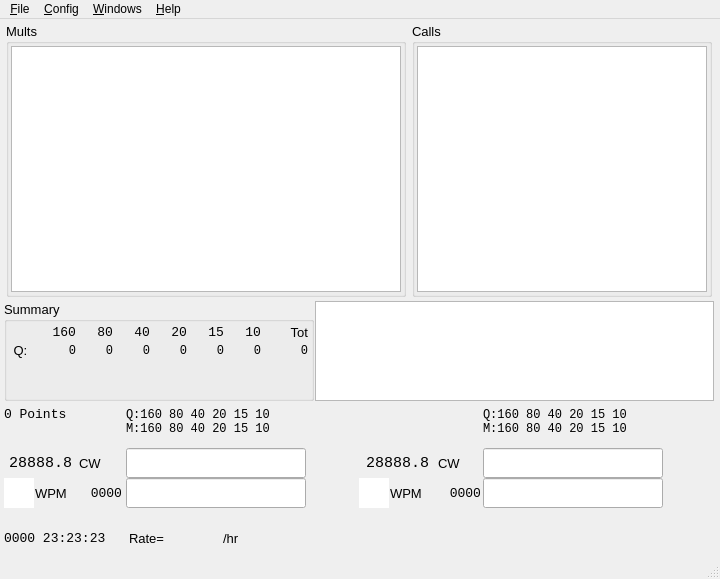
Before: the Qt Designer form so2sdr/so2sdr.ui in n4ogw/so2sdr, drawn with Qt 5.
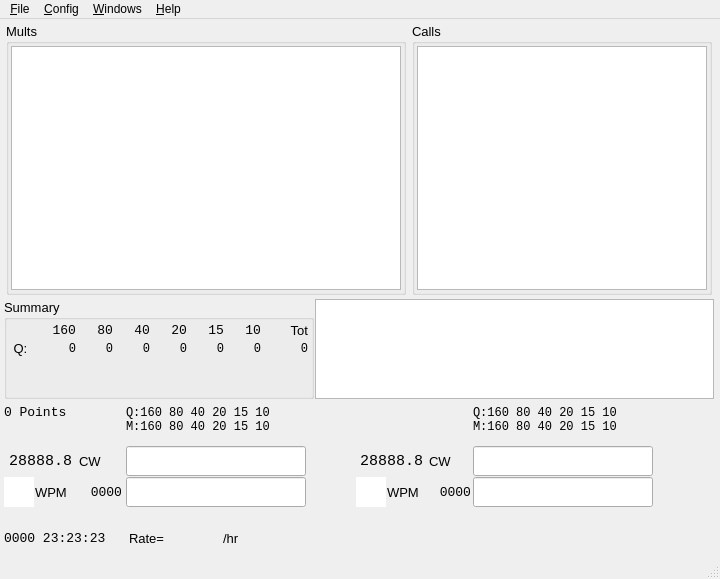
After: the same form once the commit is applied. Custom widgets are drawn as their Qt base class.

Commit message: 1. check exchange continuously as it is entered, updating multiplier    status 2. display checkmark beside exchange when it is valid

```diff
--- a/so2sdr/so2sdr.ui
+++ b/so2sdr/so2sdr.ui
@@ -1138,6 +1138,52 @@
         <property name="spacing">
          <number>0</number>
         </property>
+        <item row="4" column="8">
+         <spacer name="horizontalSpacer_4">
+          <property name="orientation">
+           <enum>Qt::Horizontal</enum>
+          </property>
+          <property name="sizeType">
+           <enum>QSizePolicy::Expanding</enum>
+          </property>
+          <property name="sizeHint" stdset="0">
+           <size>
+            <width>50</width>
+            <height>20</height>
+           </size>
+          </property>
+         </spacer>
+        </item>
+        <item row="4" column="2">
+         <widget class="QLineEdit" name="lineEditExchange1">
+          <property name="sizePolicy">
+           <sizepolicy hsizetype="Fixed" vsizetype="Fixed">
+            <horstretch>0</horstretch>
+            <verstretch>0</verstretch>
+           </sizepolicy>
+          </property>
+          <property name="minimumSize">
+           <size>
+            <width>180</width>
+            <height>30</height>
+           </size>
+          </property>
+          <property name="maximumSize">
+           <size>
+            <width>180</width>
+            <height>30</height>
+           </size>
+          </property>
+          <property name="font">
+           <font>
+            <pointsize>12</pointsize>
+           </font>
+          </property>
+          <property name="maxLength">
+           <number>32</number>
+          </property>
+         </widget>
+        </item>
         <item row="3" column="1">
          <spacer name="horizontalSpacer">
           <property name="orientation">
@@ -1184,7 +1230,7 @@
           </property>
          </widget>
         </item>
-        <item row="3" column="3">
+        <item row="3" column="4">
          <spacer name="horizontalSpacer_3">
           <property name="orientation">
            <enum>Qt::Horizontal</enum>
@@ -1200,7 +1246,7 @@
           </property>
          </spacer>
         </item>
-        <item row="4" column="3">
+        <item row="4" column="4">
          <spacer name="horizontalSpacer_5">
           <property name="orientation">
            <enum>Qt::Horizontal</enum>
@@ -1216,7 +1262,7 @@
           </property>
          </spacer>
         </item>
-        <item row="3" column="5">
+        <item row="3" column="6">
          <widget class="QLineEdit" name="lineEditCall2">
           <property name="sizePolicy">
            <sizepolicy hsizetype="Fixed" vsizetype="Fixed">
@@ -1243,7 +1289,7 @@
           </property>
          </widget>
         </item>
-        <item row="4" column="5">
+        <item row="4" column="6">
          <widget class="QLineEdit" name="lineEditExchange2">
           <property name="sizePolicy">
            <sizepolicy hsizetype="Fixed" vsizetype="Fixed">
@@ -1270,26 +1316,10 @@
           </property>
          </widget>
         </item>
-        <item row="6" column="5">
+        <item row="6" column="6">
          <layout class="QHBoxLayout" name="horizontalLayout"/>
         </item>
-        <item row="4" column="6">
-         <spacer name="horizontalSpacer_4">
-          <property name="orientation">
-           <enum>Qt::Horizontal</enum>
-          </property>
-          <property name="sizeType">
-           <enum>QSizePolicy::Expanding</enum>
-          </property>
-          <property name="sizeHint" stdset="0">
-           <size>
-            <width>50</width>
-            <height>20</height>
-           </size>
-          </property>
-         </spacer>
-        </item>
-        <item row="5" column="3">
+        <item row="5" column="4">
          <widget class="QLabel" name="labelBearing1">
           <property name="sizePolicy">
            <sizepolicy hsizetype="Fixed" vsizetype="Fixed">
@@ -1319,7 +1349,7 @@
           </property>
          </widget>
         </item>
-        <item row="5" column="6">
+        <item row="5" column="8">
          <widget class="QLabel" name="labelBearing2">
           <property name="sizePolicy">
            <sizepolicy hsizetype="Fixed" vsizetype="Fixed">
@@ -1411,7 +1441,7 @@
           </property>
          </widget>
         </item>
-        <item row="1" column="5">
+        <item row="1" column="6">
          <widget class="QLabel" name="Mult2Label">
           <property name="sizePolicy">
            <sizepolicy hsizetype="Fixed" vsizetype="Fixed">
@@ -1473,7 +1503,7 @@
           </property>
          </widget>
         </item>
-        <item row="0" column="5">
+        <item row="0" column="6">
          <widget class="QLabel" name="Qso2Label">
           <property name="sizePolicy">
            <sizepolicy hsizetype="Fixed" vsizetype="Fixed">
@@ -1696,7 +1726,7 @@
           </item>
          </layout>
         </item>
-        <item row="4" column="4">
+        <item row="4" column="5">
          <layout class="QHBoxLayout" name="horizontalLayout_6">
           <property name="spacing">
            <number>1</number>
@@ -1881,7 +1911,7 @@
           </item>
          </layout>
         </item>
-        <item row="3" column="4">
+        <item row="3" column="5">
          <layout class="QHBoxLayout" name="horizontalLayout_9">
           <item>
            <widget class="QLabel" name="FreqDisplay2">
@@ -1946,7 +1976,7 @@
           </item>
          </layout>
         </item>
-        <item row="5" column="4">
+        <item row="5" column="5">
          <widget class="QLabel" name="Sun2Label">
           <property name="font">
            <font>
@@ -2013,7 +2043,7 @@
           </property>
          </widget>
         </item>
-        <item row="2" column="5">
+        <item row="2" column="6">
          <widget class="QLabel" name="Mult2Label2">
           <property name="sizePolicy">
            <sizepolicy hsizetype="Fixed" vsizetype="Fixed">
@@ -2074,7 +2104,7 @@
           </property>
          </widget>
         </item>
-        <item row="5" column="5">
+        <item row="5" column="6">
          <widget class="QLabel" name="labelCountry2">
           <property name="sizePolicy">
            <sizepolicy hsizetype="Fixed" vsizetype="Fixed">
@@ -2104,37 +2134,7 @@
           </property>
          </widget>
         </item>
-        <item row="4" column="2">
-         <widget class="QLineEdit" name="lineEditExchange1">
-          <property name="sizePolicy">
-           <sizepolicy hsizetype="Fixed" vsizetype="Fixed">
-            <horstretch>0</horstretch>
-            <verstretch>0</verstretch>
-           </sizepolicy>
-          </property>
-          <property name="minimumSize">
-           <size>
-            <width>180</width>
-            <height>30</height>
-           </size>
-          </property>
-          <property name="maximumSize">
-           <size>
-            <width>180</width>
-            <height>30</height>
-           </size>
-          </property>
-          <property name="font">
-           <font>
-            <pointsize>12</pointsize>
-           </font>
-          </property>
-          <property name="maxLength">
-           <number>32</number>
-          </property>
-         </widget>
-        </item>
-        <item row="6" column="3">
+        <item row="6" column="4">
          <widget class="QLabel" name="labelLPBearing1">
           <property name="sizePolicy">
            <sizepolicy hsizetype="Fixed" vsizetype="Fixed">
@@ -2164,7 +2164,7 @@
           </property>
          </widget>
         </item>
-        <item row="6" column="6">
+        <item row="6" column="8">
          <widget class="QLabel" name="labelLPBearing2">
           <property name="sizePolicy">
            <sizepolicy hsizetype="Fixed" vsizetype="Fixed">
@@ -2194,6 +2194,44 @@
           </property>
          </widget>
         </item>
+        <item row="4" column="3">
+         <widget class="QLabel" name="validLabel1">
+          <property name="minimumSize">
+           <size>
+            <width>20</width>
+            <height>32</height>
+           </size>
+          </property>
+          <property name="maximumSize">
+           <size>
+            <width>20</width>
+            <height>32</height>
+           </size>
+          </property>
+          <property name="text">
+           <string/>
+          </property>
+         </widget>
+        </item>
+        <item row="4" column="7">
+         <widget class="QLabel" name="validLabel2">
+          <property name="minimumSize">
+           <size>
+            <width>20</width>
+            <height>32</height>
+           </size>
+          </property>
+          <property name="maximumSize">
+           <size>
+            <width>20</width>
+            <height>32</height>
+           </size>
+          </property>
+          <property name="text">
+           <string/>
+          </property>
+         </widget>
+        </item>
        </layout>
       </item>
      </layout>
```
The commit also changes 3 other files.
